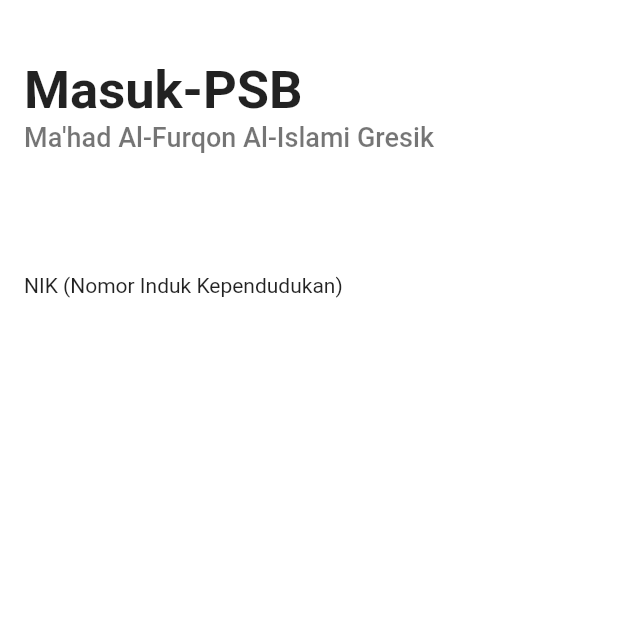
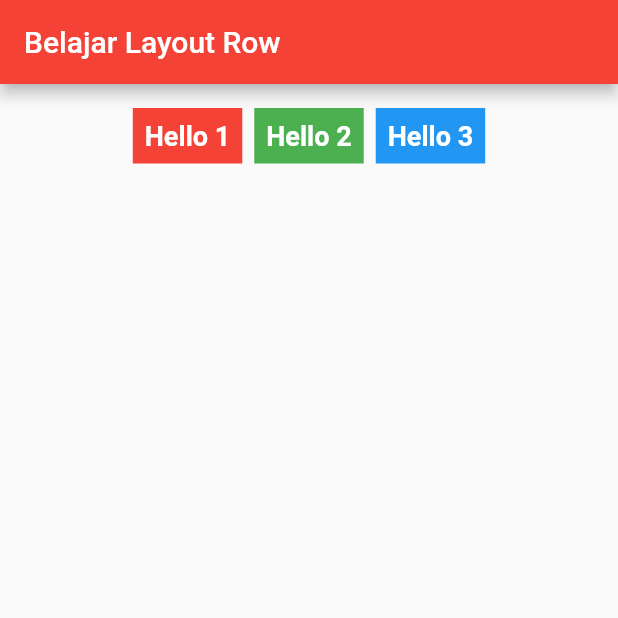
Before and after one commit to WildanSuyuti/learn_flutter_af, a Flutter app: the screen it shows after launch, on a phone screen of 412 x 824 dp, the top half of it. Run offline on Flutter 3.47's test engine with Material 2 defaults, Android fonts, the phone set to English and light mode, and no system bars.

Commit message:
Belajar Layouting dengan Widget Row

```diff
--- a/lib/main.dart
+++ b/lib/main.dart
@@ -1,6 +1,5 @@
 import 'package:flutter/material.dart';
-
-import 'login/login_page.dart';
+import 'package:learn_flutter/row/row_demo_page.dart';
 
 void main() {
   runApp(const MyApp());
@@ -14,7 +13,7 @@ class MyApp extends StatelessWidget {
     return MaterialApp(
       theme: ThemeData(primarySwatch: Colors.red),
       // home: const LoginPage(),
-      home: const LoginPage(),
+      home: const RowDemoPage(),
     );
   }
 }
--- /dev/null
+++ b/lib/row/row_demo_page.dart
@@ -0,0 +1,58 @@
+import 'package:flutter/material.dart';
+
+class RowDemoPage extends StatelessWidget {
+  const RowDemoPage({Key? key}) : super(key: key);
+
+  @override
+  Widget build(BuildContext context) {
+    return Scaffold(
+      appBar: AppBar(title: const Text('Belajar Layout Row')),
+      body: Padding(
+        padding: const EdgeInsets.all(16),
+        child: Row(
+          mainAxisAlignment: MainAxisAlignment.center,
+          children: [
+            Container(
+              margin: const EdgeInsets.only(right: 8),
+              padding: const EdgeInsets.all(8),
+              color: Colors.red,
+              child: const Text(
+                'Hello 1',
+                style: TextStyle(
+                  color: Colors.white,
+                  fontWeight: FontWeight.bold,
+                  fontSize: 18,
+                ),
+              ),
+            ),
+            Container(
+              margin: const EdgeInsets.only(right: 8),
+              padding: const EdgeInsets.all(8),
+              color: Colors.green,
+              child: const Text(
+                'Hello 2',
+                style: TextStyle(
+                  color: Colors.white,
+                  fontWeight: FontWeight.bold,
+                  fontSize: 18,
+                ),
+              ),
+            ),
+            Container(
+              padding: const EdgeInsets.all(8),
+              color: Colors.blue,
+              child: const Text(
+                'Hello 3',
+                style: TextStyle(
+                  color: Colors.white,
+                  fontWeight: FontWeight.bold,
+                  fontSize: 18,
+                ),
+              ),
+            ),
+          ],
+        ),
+      ),
+    );
+  }
+}
```
